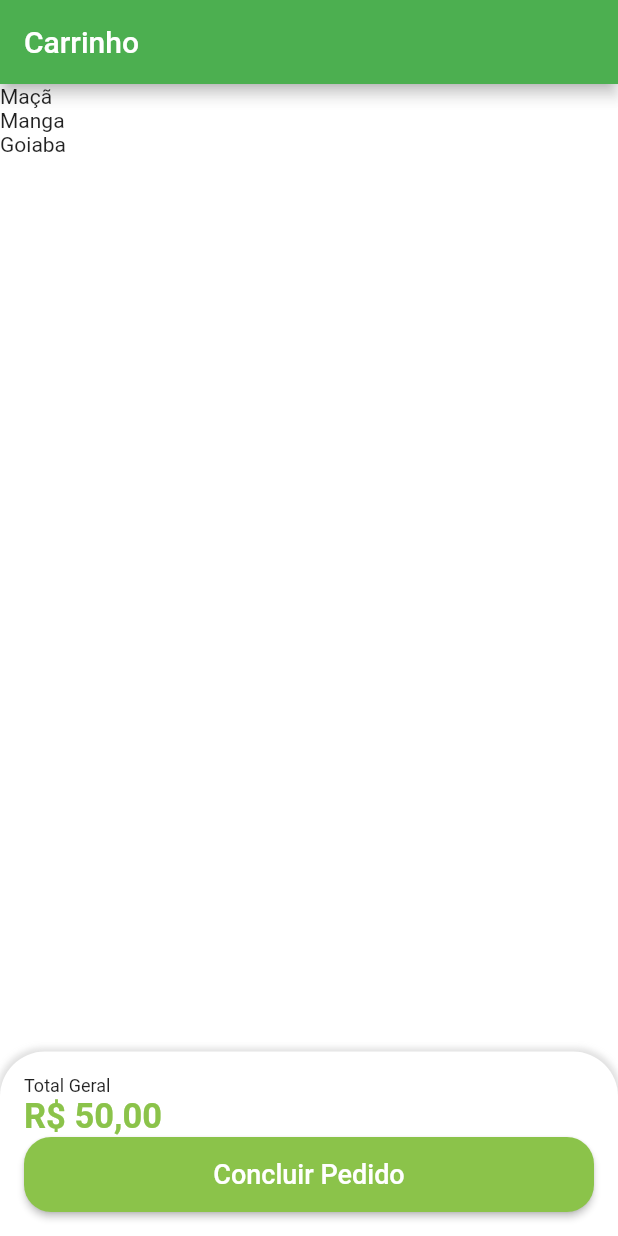
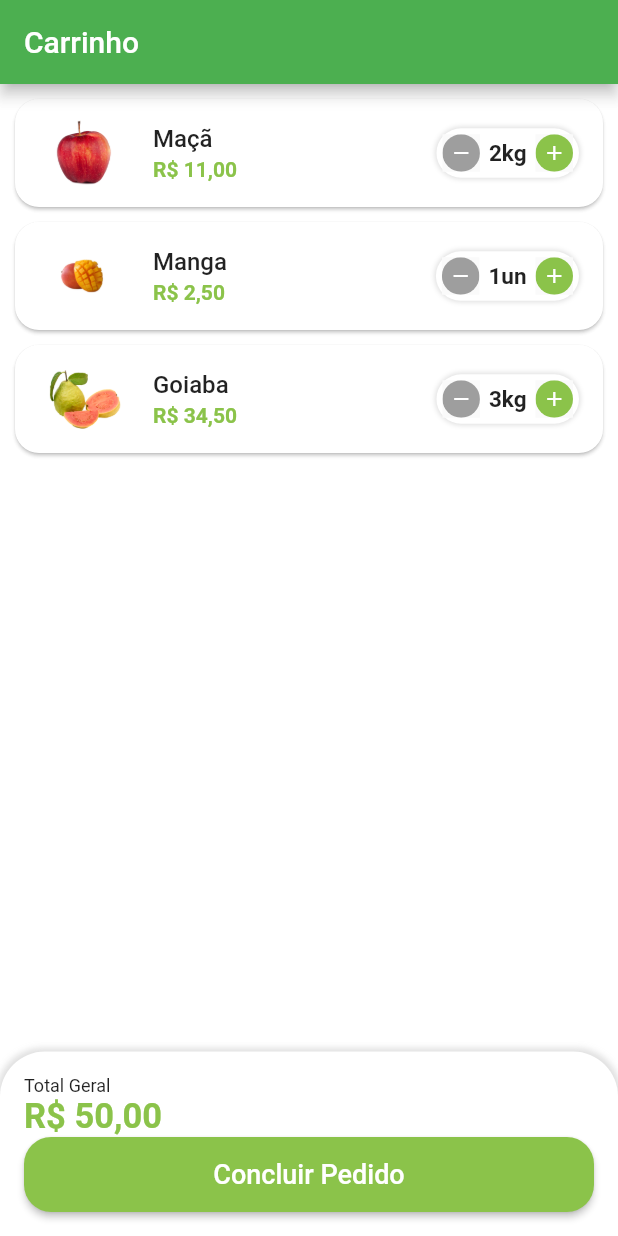
Before and after one commit to EduardoGomesSa/bluegrocer, a Flutter app: the CartTab screen opened directly, on a phone screen of 412 x 824 dp. Run offline on Flutter 3.47's test engine with Material 3 defaults, Android fonts, the phone set to English and light mode, and no system bars; our stand-ins replace animated_text_kit, mask_text_input_formatter.

Commit message:
Apresentando o total do item e estilizando o layout dos cards

```diff
--- a/lib/src/models/cart_item_model.dart
+++ b/lib/src/models/cart_item_model.dart
@@ -10,4 +10,5 @@ class CartItemModel {
     required this.quantity,
   });
 
+  double totalPrice() => item.price * quantity;
 }
--- a/lib/src/pages/cart/cart_tab.dart
+++ b/lib/src/pages/cart/cart_tab.dart
@@ -1,4 +1,5 @@
 import 'package:bluegrocer/src/config/custom_colors.dart';
+import 'package:bluegrocer/src/pages/cart/components/cart_tile.dart';
 import 'package:bluegrocer/src/services/utils_services.dart';
 import 'package:flutter/material.dart';
 import 'package:bluegrocer/src/config/app_data.dart' as app_data;
@@ -20,7 +21,7 @@ class CartTab extends StatelessWidget {
             child: ListView.builder(
               itemCount: app_data.cartItems.length,
               itemBuilder: (_, index){
-                return Text(app_data.cartItems[index].item.itemName);
+                return CartTile(cartItem: app_data.cartItems[index]);
               },
             ),
           ),
--- /dev/null
+++ b/lib/src/pages/cart/components/cart_tile.dart
@@ -0,0 +1,52 @@
+import 'package:bluegrocer/src/config/custom_colors.dart';
+import 'package:bluegrocer/src/models/cart_item_model.dart';
+import 'package:bluegrocer/src/pages/common_widgets/quantity_widget.dart';
+import 'package:bluegrocer/src/services/utils_services.dart';
+import 'package:flutter/material.dart';
+
+class CartTile extends StatelessWidget {
+  CartTile({
+    super.key,
+    required this.cartItem,
+  });
+
+  final CartItemModel cartItem;
+  final utilsServices = UtilsServices();
+
+  @override
+  Widget build(BuildContext context) {
+    return Card(
+      margin: const EdgeInsets.fromLTRB(10, 10, 10, 0),
+      shape: RoundedRectangleBorder(
+        borderRadius: BorderRadius.circular(16),
+      ),
+      child: ListTile(
+        // imagem
+        leading: Image.asset(
+          cartItem.item.imgUrl,
+          height: 60,
+          width: 60,
+        ),
+        // titulo
+        title: Text(
+          cartItem.item.itemName,
+          style: const TextStyle(fontWeight: FontWeight.w500),
+        ),
+        // total
+        subtitle: Text(
+          utilsServices.priceToCurrency(cartItem.totalPrice()),
+          style: TextStyle(
+            color: CustomColors.customSwatchColor,
+            fontWeight: FontWeight.bold,
+          ),
+        ),
+        // Quantidade
+        trailing: QuantityWidget(
+          value: cartItem.quantity,
+          suffixText: cartItem.item.unit,
+          result: (quantity) {},
+        ),
+      ),
+    );
+  }
+}
--- a/lib/src/pages/common_widgets/quantity_widget.dart
+++ b/lib/src/pages/common_widgets/quantity_widget.dart
@@ -28,6 +28,7 @@ class QuantityWidget extends StatelessWidget {
             ),
           ]),
       child: Row(
+        mainAxisSize: MainAxisSize.min,
         children: [
           _QuantityButton(
             icon: Icons.remove,
```
